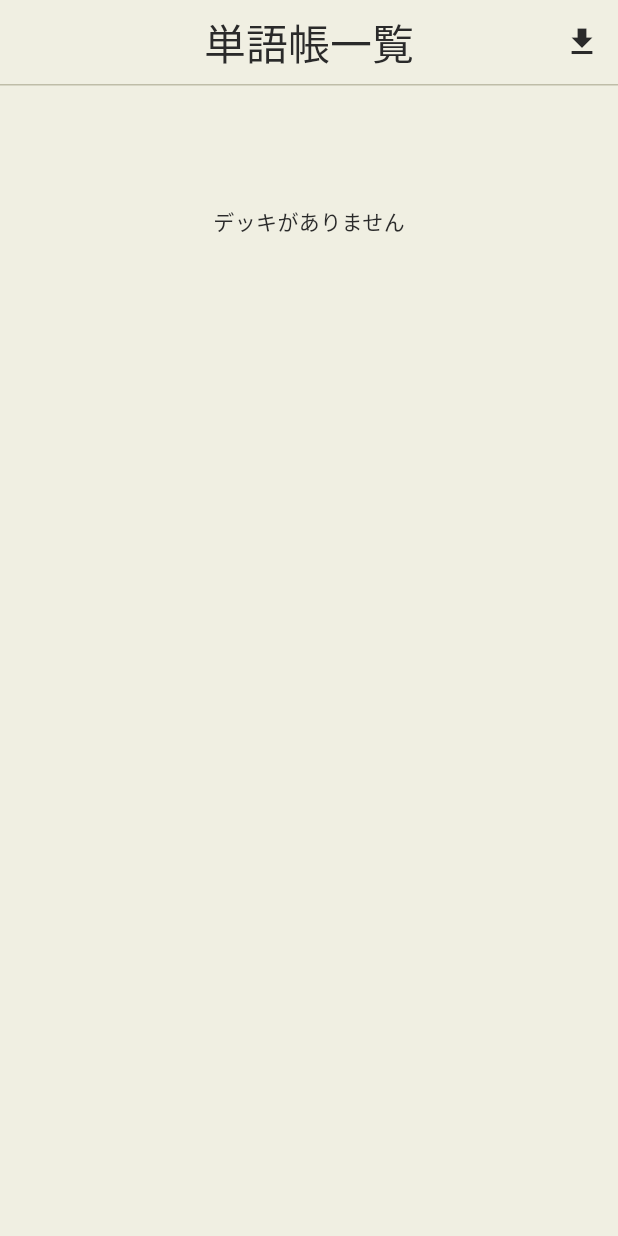
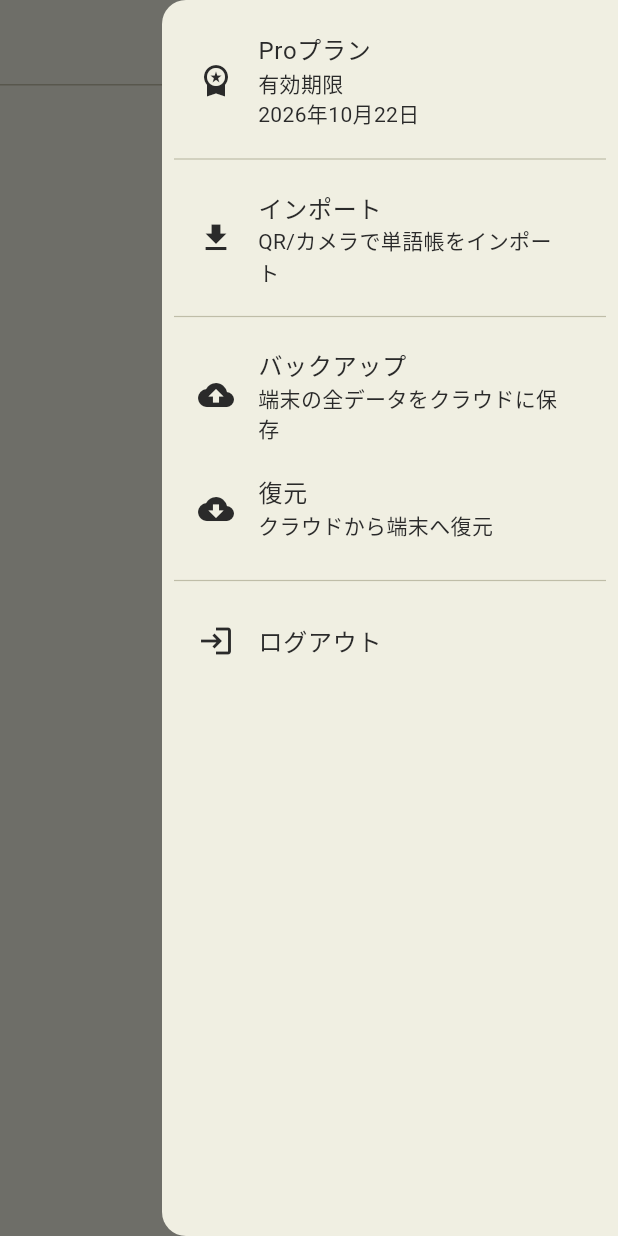
Before and after one commit to BEETLE1999/anki_flutter, a Flutter app: the screen it shows after launch, with the side drawer open (before the commit the screen has no drawer), on a phone screen of 412 x 824 dp. Run offline on Flutter 3.47's test engine with Material 3 defaults, Android fonts, the phone set to English and light mode, and no system bars; our stand-ins replace cloud_firestore, firebase_core, hive, hive_flutter, material_symbols_icons, shared_preferences; missing offline and left inert: mobile_scanner; accounts and stored records are empty; Roboto replaces fonts that are missing (BIZUDPGothic).

Commit message:
エンドドロワー追加、広告エリア追加

```diff
--- a/lib/core/constants/app_constants.dart
+++ b/lib/core/constants/app_constants.dart
@@ -1,6 +1,6 @@
 /// アプリ全体で使う定数をまとめるクラス
 class AppConstants {
   // インポート用サイトのURL（Angular側）
-  static const importSiteUrl = 'https://example.com/import';
+  static const importSiteUrl = 'https://単語帳.jp/import';
 
 }
--- a/lib/core/theme/app_theme.dart
+++ b/lib/core/theme/app_theme.dart
@@ -54,6 +54,11 @@ class AppTheme {
         );
       }),
     ),
+    dividerTheme: DividerThemeData(
+      color: AppColors.border,
+      thickness: 0.8,
+      space: 24,
+    ),
     dialogTheme: DialogThemeData(
       shape: RoundedRectangleBorder(borderRadius: BorderRadius.circular(16)),
     ),
--- a/lib/features/decks/deck_list_page.dart
+++ b/lib/features/decks/deck_list_page.dart
@@ -5,15 +5,32 @@ import 'package:flutter/material.dart';
 import '../../core/theme/app_colors.dart';
 import '../../data/local/hive_deck_repository.dart';
 import '../../data/remote/remote_deck_repository.dart';
+import '../../shared/widgets/ad_banner.dart';
 import '../flashcards/flashcard.dart';
 import '../flashcards/flashcard_page.dart';
 import 'deck.dart';
+import 'scan_import_page.dart';
 import 'widgets/deck_tile.dart';
 import 'widgets/empty_view.dart';
 import 'widgets/error_view.dart';
 import 'widgets/list_loading.dart';
-import 'scan_import_page.dart';
 import 'widgets/scan_intro_dialog.dart';
+
+/// 設定メニューの項目
+enum SettingsAction {
+  import,
+  backup,
+  restore,
+  purchasePro,
+  manageSubscription,
+  signInOut,
+}
+
+/// 仮バナーの高さ
+const double _kAdBannerHeight = 60;
+
+/// 広告表示有無：Proならfalseに
+bool _adsEnabled = false;
 
 // 追加: QR結果を正規化するキー
 class ImportKey {
@@ -135,10 +152,17 @@ class _DeckListPageState extends State<DeckListPage> {
         centerTitle: true,
         title: const Text('単語帳一覧', style: TextStyle(fontSize: 28)),
         actions: [
-          IconButton(
-            tooltip: 'インポート',
-            onPressed: () => _scanAndImport(context),
-            icon: const Icon(Icons.download),
+          // IconButton(
+          //   tooltip: 'インポート',
+          //   onPressed: () => _scanAndImport(context),
+          //   icon: const Icon(Icons.download),
+          // ),
+          Builder(
+            builder: (ctx) => IconButton(
+              icon: const Icon(Icons.settings),
+              onPressed: () => Scaffold.of(ctx).openEndDrawer(),
+              tooltip: '設定とツール',
+            ),
           ),
         ],
         bottom: const PreferredSize(
@@ -146,8 +170,40 @@ class _DeckListPageState extends State<DeckListPage> {
           child: Divider(height: 1, thickness: 1, color: AppColors.border),
         ),
       ),
+      endDrawer: _SettingsDrawer(onSelected: (a) => _onSelect(context, a)),
+      bottomNavigationBar: _adsEnabled
+          ? AdBannerPlaceholder(
+              onTap: () => ScaffoldMessenger.of(
+                context,
+              ).showSnackBar(const SnackBar(content: Text('（仮）広告がタップされました'))),
+            )
+          : null,
       body: _buildBody(),
     );
+  }
+
+  void _onSelect(BuildContext context, SettingsAction action) {
+    Navigator.of(context).pop(); // endDrawer を閉じる
+    switch (action) {
+      case SettingsAction.import:
+        _scanAndImport(context);
+        break;
+      case SettingsAction.backup:
+        // TODO: ローカル→クラウド バックアップ
+        break;
+      case SettingsAction.restore:
+        // TODO: 復元フロー
+        break;
+      case SettingsAction.purchasePro:
+        // TODO: 課金フロー（in_app_purchase / storekit / billing）
+        break;
+      case SettingsAction.manageSubscription:
+        // TODO: サブスク管理 or 購入の復元
+        break;
+      case SettingsAction.signInOut:
+        // TODO: Google サインイン or サインアウト
+        break;
+    }
   }
 
   Widget _buildBody() {
@@ -158,8 +214,11 @@ class _DeckListPageState extends State<DeckListPage> {
     return RefreshIndicator(
       onRefresh: _reload,
       child: ReorderableListView.builder(
-        padding: const EdgeInsets.only(bottom: 24),
-        buildDefaultDragHandles: false, // 自前ハンドル
+        padding: EdgeInsets.only(
+          bottom: 24 + (_adsEnabled ? _kAdBannerHeight : 0),
+        ),
+        buildDefaultDragHandles: false,
+        // 自前ハンドル
         itemCount: _decks.length,
         onReorder: (oldIndex, newIndex) async {
           setState(() {
@@ -195,7 +254,7 @@ class _DeckListPageState extends State<DeckListPage> {
                     context: context,
                     builder: (_) => AlertDialog(
                       title: const Text('削除しますか？'),
-                      content: Text('「${deck.title}」のカードも含めて端末から削除します。'),
+                      content: Text('「${deck.title}」を端末から削除します。'),
                       actions: [
                         TextButton(
                           onPressed: () => Navigator.pop(context, false),
@@ -351,3 +410,80 @@ class _DeckListPageState extends State<DeckListPage> {
     return ImportKey(uid, (nonce?.isEmpty ?? true) ? null : nonce);
   }
 }
+
+class _SettingsDrawer extends StatelessWidget {
+  const _SettingsDrawer({required this.onSelected});
+
+  final void Function(SettingsAction) onSelected;
+
+  @override
+  Widget build(BuildContext context) {
+    // TODO ここは実際は状態から取得：isPro, remainingImports など
+    final bool isPro = true;
+    final int remainingImports = 8; // 例：今月残り
+
+    return Drawer(
+      child: SafeArea(
+        child: ListView(
+          padding: const EdgeInsets.symmetric(vertical: 12, horizontal: 8),
+          children: [
+            // ヘッダー（プラン状態）
+            ListTile(
+              leading: Icon(isPro ? Icons.workspace_premium : Icons.lock),
+              title: Text(isPro ? 'Proプラン' : '無料プラン'),
+              subtitle: Text(
+                isPro ? '有効期限\n2026年10月22日' : '今月のインポート残り：$remainingImports 回',
+              ),
+            ),
+            const Divider(),
+            // 操作メニュー
+            ListTile(
+              leading: const Icon(Icons.download),
+              title: const Text('インポート'),
+              subtitle: const Text('QR/カメラで単語帳をインポート'),
+              onTap: () => onSelected(SettingsAction.import),
+            ),
+            if (isPro) ...[
+              const Divider(),
+              ListTile(
+                leading: const Icon(Icons.cloud_upload),
+                title: const Text('バックアップ'),
+                subtitle: const Text('端末の全データをクラウドに保存'),
+                onTap: () => onSelected(SettingsAction.backup),
+              ),
+              ListTile(
+                leading: const Icon(Icons.cloud_download),
+                title: const Text('復元'),
+                subtitle: const Text('クラウドから端末へ復元'),
+                onTap: () => onSelected(SettingsAction.restore),
+              ),
+            ],
+            if (!isPro) ...[
+              const Divider(),
+              ListTile(
+                leading: const Icon(Icons.shopping_bag),
+                title: const Text('Proプランを購入'),
+                subtitle: const Text('インポート上限解除＆バックアップ機能＆広告非表示'),
+                onTap: () => onSelected(SettingsAction.purchasePro),
+              ),
+              ListTile(
+                leading: const Icon(Icons.manage_accounts),
+                title: const Text('サブスクリプション管理 / 購入を復元'),
+                onTap: () => onSelected(SettingsAction.manageSubscription),
+              ),
+            ],
+            if (isPro) ...[
+              const Divider(),
+              ListTile(
+                leading: const Icon(Icons.login),
+                title: Text(isPro ? 'ログアウト' : 'ログイン'),
+                onTap: () => onSelected(SettingsAction.signInOut),
+              ),
+            ],
+            const SizedBox(height: 16),
+          ],
+        ),
+      ),
+    );
+  }
+}
--- a/lib/features/decks/scan_import_page.dart
+++ b/lib/features/decks/scan_import_page.dart
@@ -156,7 +156,7 @@ class _ScanImportPageState extends State<ScanImportPage>
     _handled = true;
     debugPrint('[QR] scanned="$qrText"'); // 例: impi:<uid>[:<nonce>]
     HapticFeedback.selectionClick();
-    await _safePop(qrText); // ← ★ QR文字列そのものを返す
+    await _safePop(qrText); // QR文字列そのものを返す
   }
 
   @override
--- a/lib/features/decks/widgets/scan_intro_dialog.dart
+++ b/lib/features/decks/widgets/scan_intro_dialog.dart
@@ -1,6 +1,7 @@
 import 'package:flutter/material.dart';
 
 import '../../../core/constants/app_constants.dart';
+import '../../../shared/widgets/bullet_list.dart';
 
 /// QRインポートの事前説明ダイアログ
 class ScanIntroDialog extends StatelessWidget {
@@ -16,6 +17,11 @@ class ScanIntroDialog extends StatelessWidget {
 
   @override
   Widget build(BuildContext context) {
+    const steps = [
+      'PCでウェブサイト「単語帳.jp インポートツール」を開く',
+      'インポートツールで単語帳データを作成してQRコードを発行',
+      '下の「カメラ起動」を押してQRを読み取る',
+    ];
     return AlertDialog(
       title: const Text('単語帳インポート'),
       content: Column(
@@ -24,18 +30,14 @@ class ScanIntroDialog extends StatelessWidget {
         children: [
           Text('カメラを起動して、QRコードによる単語帳インポートを開始します。'),
           SizedBox(height: 12),
-          Text(
-            '【手順】\n'
-            '1. PCでウェブサイト「大人の単語帳　インポートツール」を開く\n'
-            '2. 単語帳データを作成してQRコードを発行\n'
-            '3. この画面で「カメラ起動」を押してQRを読み取る',
-          ),
+          Text('【手順】'),
+          const BulletList(items: steps, numbered: true),
           SizedBox(height: 32),
           Center(
             child: Column(
               crossAxisAlignment: CrossAxisAlignment.center,
               children: [
-                Text('単語帳インポートツール（ウェブサイト）'),
+                Text('単語帳.jp インポートツール URL',style: TextStyle(fontWeight: FontWeight.bold),),
                 Text(AppConstants.importSiteUrl),
               ],
             ),
```
Also changed, not shown: lib/features/flashcards/flashcard_page.dart (+47 -41 lines), lib/shared/widgets/ad_banner.dart (added, +93 -0 lines), lib/shared/widgets/bullet_list.dart (added, +41 -0 lines), 1 other file.
